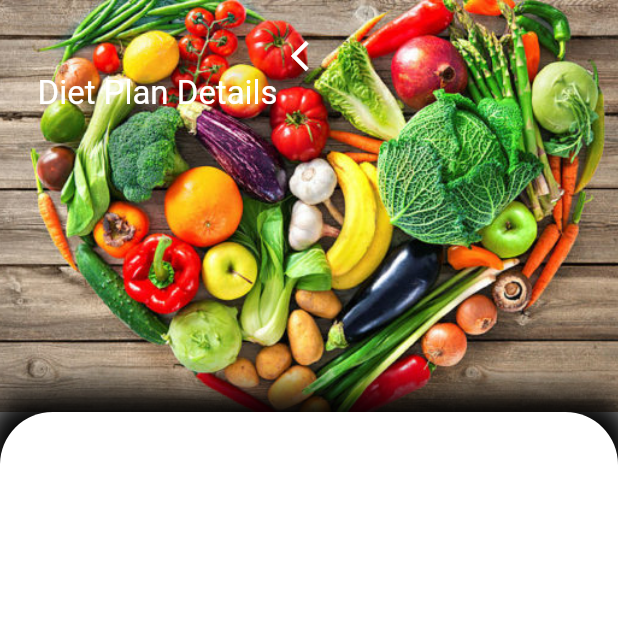
After one commit to Tanvirul-swe/fitness, a Flutter app: the DietTipsDetails screen opened by its route, on a phone screen of 412 x 824 dp, the top half of it. The commit adds this screen. Run offline on Flutter 3.47's test engine with Material 2 defaults, Android fonts, the phone set to English and light mode, and no system bars; our stand-ins replace font_awesome_flutter, just_audio, numberpicker, persistent_bottom_nav_bar; missing offline and left inert: audio_session, flutter_audio_query.

Commit message:
add new activity dietTips

```diff
--- /dev/null
+++ b/lib/HomePageUI/dietTipsDetails.dart
@@ -0,0 +1,69 @@
+import 'dart:ui';
+
+import 'package:flutter/material.dart';
+
+class DietTipsDetails extends StatelessWidget {
+  static String id = 'DietTipsDetails';
+  @override
+  Widget build(BuildContext context) {
+    return Scaffold(
+      body: SafeArea(
+        child: Column(
+          children: [
+            Expanded(
+              child: Container(
+                alignment: Alignment.bottomLeft,
+                decoration: BoxDecoration(
+                  color: Colors.grey,
+                  image: DecorationImage(
+                    fit: BoxFit.cover,
+                    image: AssetImage('ImageAsset/food1.jpg'),
+                  ),
+                ),
+                child: Padding(
+                  padding: const EdgeInsets.all(25.0),
+                  child: Column(
+                    crossAxisAlignment: CrossAxisAlignment.stretch,
+                    mainAxisAlignment: MainAxisAlignment.start,
+                    children: [
+                      InkWell(
+                        child: Icon(
+                          Icons.arrow_back_ios,
+                          color: Colors.white,
+                        ),
+                      ),
+                      Text(
+                        'Diet Plan Details',
+                        style: TextStyle(
+                          color: Colors.white,
+                          fontSize: 22.0,
+                          fontWeight: FontWeight.normal,
+                        ),
+                      )
+                    ],
+                  ),
+                ),
+              ),
+            ),
+            Container(
+              height: MediaQuery.of(context).size.height / 1.5,
+              decoration: BoxDecoration(
+                color: Colors.white,
+                borderRadius: BorderRadius.only(
+                  topLeft: Radius.circular(35.0),
+                  topRight: Radius.circular(35.0),
+                ),
+                boxShadow: [
+                  BoxShadow(
+                    spreadRadius: 15,
+                    blurRadius: 20,
+                  ),
+                ],
+              ),
+            )
+          ],
+        ),
+      ),
+    );
+  }
+}
--- a/lib/UI/homeScreen.dart
+++ b/lib/UI/homeScreen.dart
@@ -192,7 +192,7 @@ class _HomeScreenState extends State<HomeScreen> {
                           ),
                         ),
                         onTap: (){
-
+                           Navigator.pushNamed(context, DietTips.id);
                         },
                       ),
                       Container(
--- a/lib/main.dart
+++ b/lib/main.dart
@@ -1,4 +1,5 @@
 import 'package:fitness/HomePageUI/dietTips.dart';
+import 'package:fitness/HomePageUI/dietTipsDetails.dart';
 import 'package:fitness/MusicPlayer/tracks.dart';
 import 'package:fitness/NavigationBar/navigationBar.dart';
 import 'package:fitness/UI/ageScreen.dart';
@@ -33,8 +34,9 @@ class MyApp extends StatelessWidget {
             CategoryScreen.id:(context)=>CategoryScreen(),
             NavigationBar.id:(context)=>NavigationBar(),
              HomeScreen.id:(context)=>HomeScreen(),
-            MusicApp.id:(context)=>MusicApp(),
              Tracks.id:(context)=>Tracks(),
+             DietTips.id:(context)=>DietTips(),
+              DietTipsDetails.id:(context)=>DietTipsDetails(),
       },
     );
   }
--- a/pubspec.yaml
+++ b/pubspec.yaml
@@ -25,11 +25,14 @@ dependencies:
     sdk: flutter
   font_awesome_flutter: ^9.0.0
   flutter_svg: ^0.21.0
+  google_maps_flutter: ^0.5.33
   numberpicker: ^2.0.1
   audioplayers: ^0.16.1
   just_audio: ^0.4.4
   flutter_audio_query: ^0.3.5+6
   persistent_bottom_nav_bar: ^4.0.2
+  http: ^0.13.1
+
 
 
 
```
Also changed, not shown: lib/HomePageUI/dietTips.dart (+144 -195 lines), lib/MusicPlayer/music_player.dart (+22 -9 lines), lib/MusicPlayer/tracks.dart (+19 -8 lines), ImageAsset/food1.jpg (added), ImageAsset/musicplayer.png (added), pubspec.lock.
